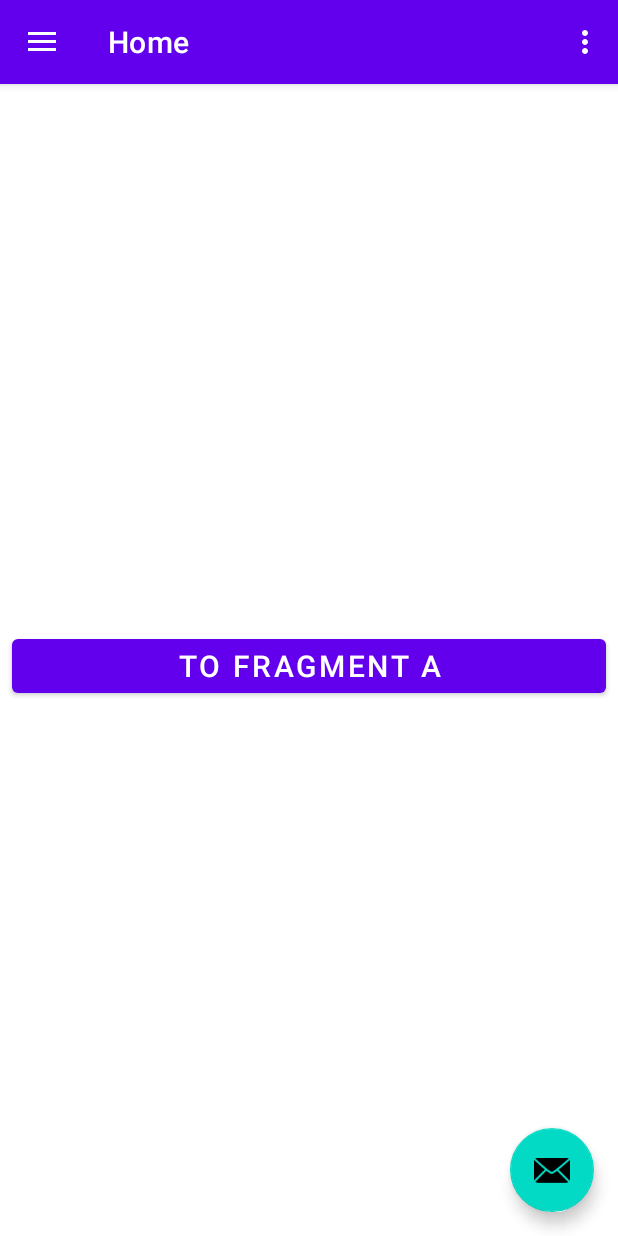
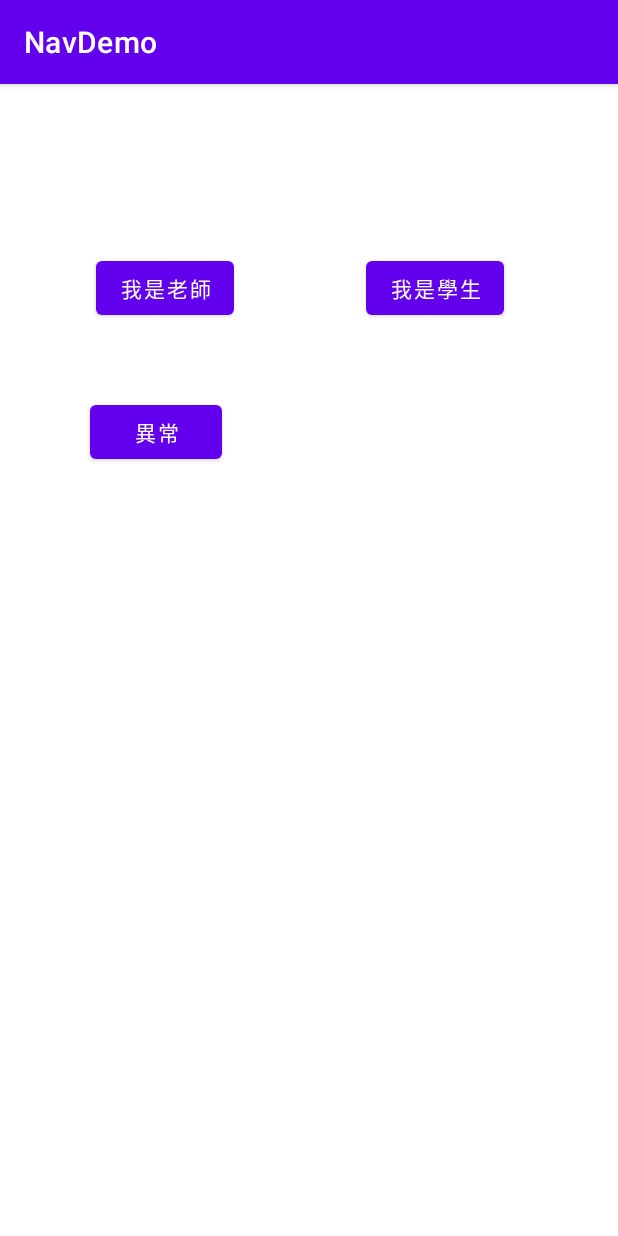
Before and after one commit to miscoder002/NavDemo, an Android app: the screen it shows after launch (MainActivity before the commit, LoginActivity after it), on a phone screen of 412 x 824 dp. Run offline under Robolectric (Android 15) with nearby library versions, the phone set to English and light mode, and no system bars.

```diff
--- /dev/null
+++ b/app/src/main/java/com/example/navdemo/LoginActivity.java
@@ -0,0 +1,45 @@
+package com.example.navdemo;
+
+import androidx.appcompat.app.AppCompatActivity;
+
+import android.content.Intent;
+import android.content.SharedPreferences;
+import android.os.Bundle;
+import android.view.View;
+
+import com.example.navdemo.databinding.ActivityLoginBinding;
+
+public class LoginActivity extends AppCompatActivity implements View.OnClickListener{
+    ActivityLoginBinding binding;
+    SharedPreferences userInfo;
+    @Override
+    protected void onCreate(Bundle savedInstanceState) {
+        super.onCreate(savedInstanceState);
+        binding = ActivityLoginBinding.inflate(getLayoutInflater());
+        setContentView(binding.getRoot());
+        binding.btnStudent.setOnClickListener(this);
+        binding.btnTeacher.setOnClickListener(this);
+        binding.btnError.setOnClickListener(this);
+        userInfo = getSharedPreferences("userInfo",MODE_PRIVATE);
+    }
+
+
+    @Override
+    public void onClick(View v) {
+        String utype="";
+        switch (v.getId()) {
+            case R.id.btnStudent:
+                utype = "student";
+                break;
+            case R.id.btnTeacher:
+                utype = "teacher";
+                break;
+            case R.id.btnError:
+                utype = "!!!!";
+                break;
+        }
+        userInfo.edit().putString("cate", utype).apply();
+        Intent intent = new Intent(this, MainActivity.class);
+        startActivity(intent);
+    }
+}
--- /dev/null
+++ b/app/src/main/res/layout/activity_login.xml
@@ -0,0 +1,38 @@
+<?xml version="1.0" encoding="utf-8"?>
+<androidx.constraintlayout.widget.ConstraintLayout xmlns:android="http://schemas.android.com/apk/res/android"
+    xmlns:app="http://schemas.android.com/apk/res-auto"
+    xmlns:tools="http://schemas.android.com/tools"
+    android:layout_width="match_parent"
+    android:layout_height="match_parent"
+    tools:context=".LoginActivity">
+
+    <Button
+        android:id="@+id/btnTeacher"
+        android:layout_width="wrap_content"
+        android:layout_height="wrap_content"
+        android:layout_marginStart="64dp"
+        android:layout_marginTop="112dp"
+        android:text="我是老師"
+        app:layout_constraintStart_toStartOf="parent"
+        app:layout_constraintTop_toTopOf="parent" />
+
+    <Button
+        android:id="@+id/btnStudent"
+        android:layout_width="wrap_content"
+        android:layout_height="wrap_content"
+        android:layout_marginStart="180dp"
+        android:layout_marginTop="112dp"
+        android:text="我是學生"
+        app:layout_constraintStart_toStartOf="@+id/btnTeacher"
+        app:layout_constraintTop_toTopOf="parent" />
+
+    <Button
+        android:id="@+id/btnError"
+        android:layout_width="wrap_content"
+        android:layout_height="wrap_content"
+        android:layout_marginStart="60dp"
+        android:layout_marginTop="48dp"
+        android:text="異常"
+        app:layout_constraintStart_toStartOf="parent"
+        app:layout_constraintTop_toBottomOf="@+id/btnTeacher" />
+</androidx.constraintlayout.widget.ConstraintLayout>
```
Also changed, not shown: app/src/main/AndroidManifest.xml (+10 -2 lines), app/src/main/java/com/example/navdemo/ui/home/HomeFragment.java (+26 -2 lines), app/src/main/java/com/example/navdemo/ui/teacher/DFragment.java (added, +49 -0 lines), app/src/main/res/layout/fragment_d.xml (added, +23 -0 lines), app/src/main/res/navigation/mobile_navigation.xml (+8 -0 lines).
